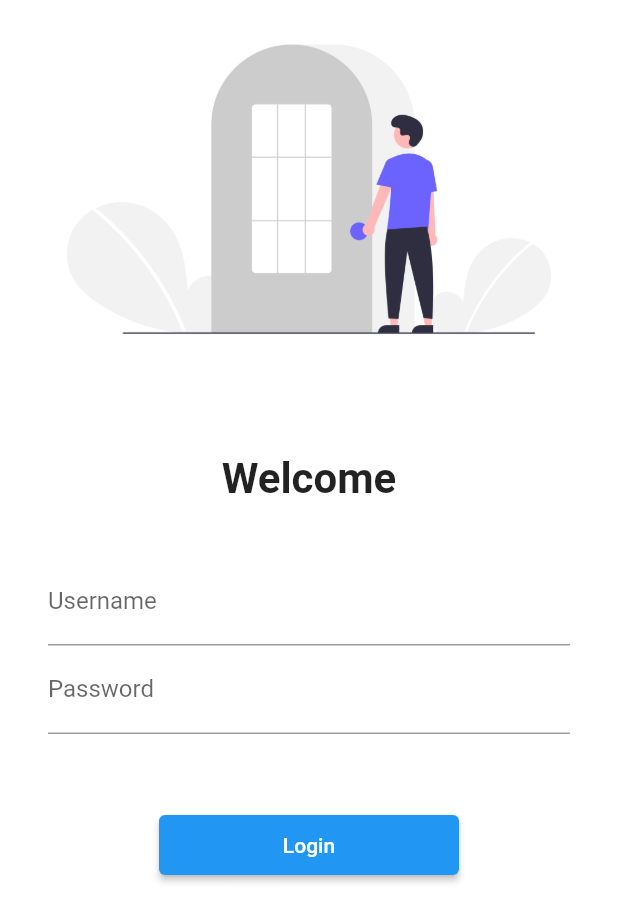
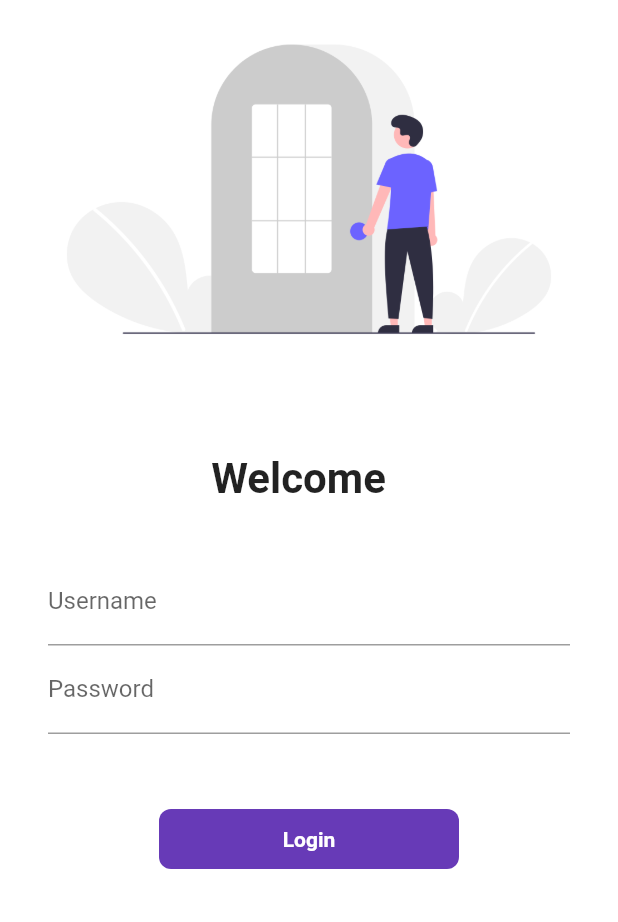
Before and after one commit to 27priyanshu/Catalog_App, a Flutter app: the screen it shows after launch, on a phone screen of 412 x 824 dp. Shown: the top 922 px of the screen. Run offline on Flutter 3.47's test engine with Material 2 defaults, Android fonts, the phone set to English and light mode, and no system bars; our stand-ins replace google_fonts.

Commit message:
day6 completed

```diff
--- a/lib/pages/login_page.dart
+++ b/lib/pages/login_page.dart
@@ -1,9 +1,14 @@
 import "package:flutter/material.dart";
 import 'package:flutter_catalog/utils/routes.dart';
 
-class LoginPage extends StatelessWidget {
-  const LoginPage({super.key});
+class LoginPage extends StatefulWidget {
+  @override
+  State<LoginPage> createState() => _LoginPageState();
+}
 
+class _LoginPageState extends State<LoginPage> {
+  String name = "";
+  bool changeButton = false;
   @override
   Widget build(BuildContext context) {
     return Material(
@@ -16,7 +21,7 @@ class LoginPage extends StatelessWidget {
                 height: 50,
               ),
               Text(
-                "Welcome",
+                "Welcome $name ",
                 style: TextStyle(
                   fontSize: 28,
                   fontWeight: FontWeight.bold,
@@ -34,6 +39,10 @@ class LoginPage extends StatelessWidget {
                         hintText: "Enter User Name",
                         labelText: "Username",
                       ),
+                      onChanged: (value) {
+                        name = value;
+                        setState(() {});
+                      },
                     ),
                     TextFormField(
                       obscureText: true,
@@ -45,13 +54,47 @@ class LoginPage extends StatelessWidget {
                     SizedBox(
                       height: 50.0,
                     ),
-                    ElevatedButton(
-                      child: Text("Login"),
-                      style: TextButton.styleFrom(minimumSize: Size(200, 40)),
-                      onPressed: (() {
+
+                    InkWell(
+                      onTap: () async {
+                        setState(() {
+                          changeButton = true;
+                        });
+
+                        await Future.delayed(Duration(seconds: 1));
                         Navigator.pushNamed(context, MyRoutes.homeRoute);
-                      }),
+                      },
+                      child: AnimatedContainer(
+                        duration: Duration(seconds: 1),
+                        width: changeButton ? 80 : 200,
+                        height: 40,
+                        alignment: Alignment.center,
+                        child: changeButton
+                            ? Icon(
+                                Icons.done,
+                                color: Colors.white,
+                              )
+                            : Text(
+                                "Login",
+                                style: TextStyle(
+                                    color: Colors.white,
+                                    fontWeight: FontWeight.bold,
+                                    fontSize: 14),
+                              ),
+                        decoration: BoxDecoration(
+                            color: Colors.deepPurple,
+                            borderRadius:
+                                BorderRadius.circular(changeButton ? 80 : 8)),
+                      ),
                     )
+
+                    // ElevatedButton(
+                    //   child: Text("Login"),
+                    //   style: TextButton.styleFrom(minimumSize: Size(200, 40)),
+                    //   onPressed: (() {
+                    //
+                    //   }),
+                    // )
                   ],
                 ),
               )
```
